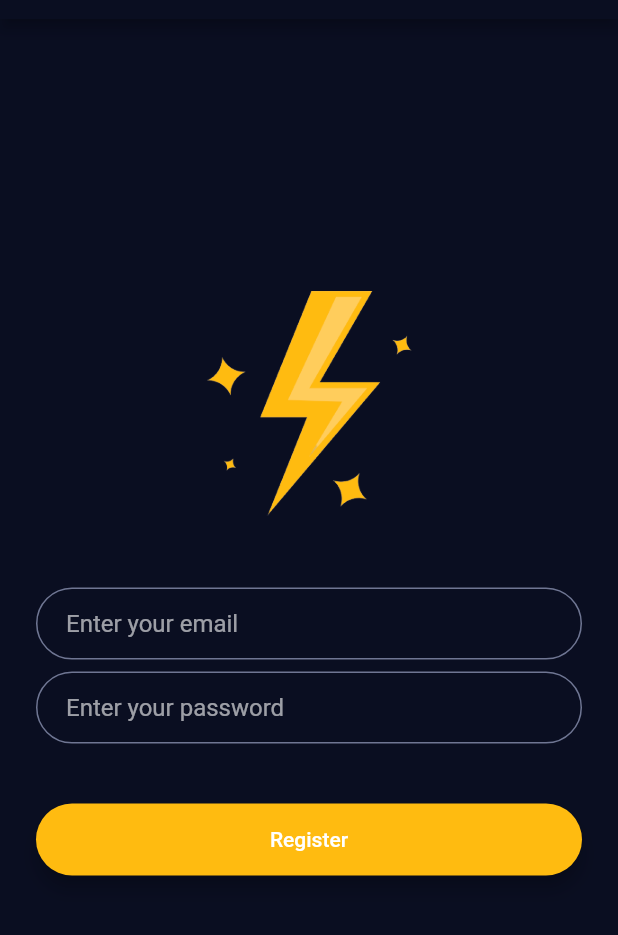
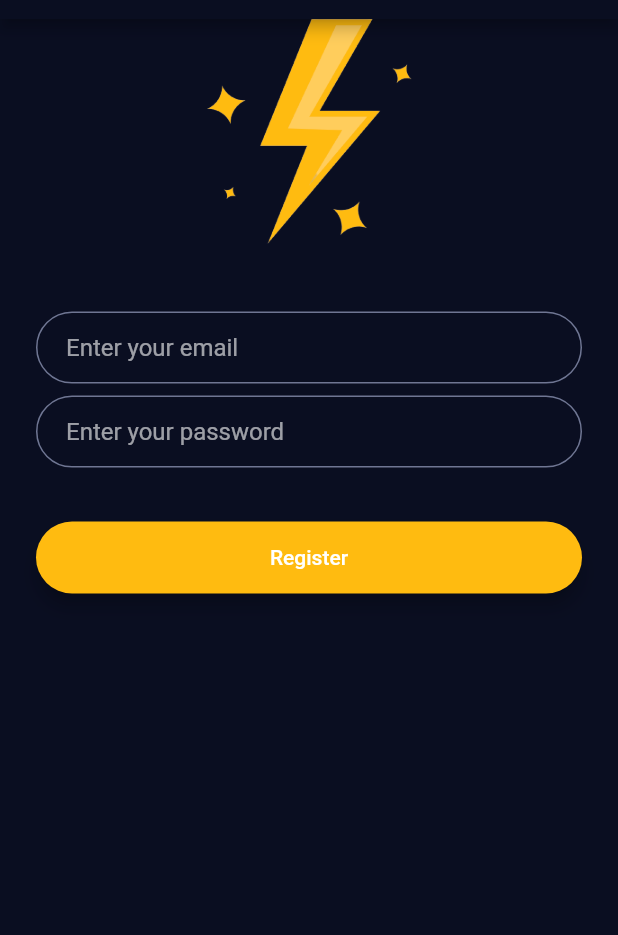
Before and after one commit to sambarannnn/flash_chat, a Flutter app: the screen it shows after launch, after a tap on "Register", on a phone screen of 412 x 824 dp, the part 65-1000 px from its top. Run offline on Flutter 3.47's test engine with Material 2 defaults, Android fonts, the phone set to English and light mode, and no system bars; our stand-ins replace animated_text_kit.

Commit message:
screens UI

```diff
--- /dev/null
+++ b/lib/components/rounded_button.dart
@@ -0,0 +1,33 @@
+import 'package:flutter/material.dart';
+
+class RoundedButton extends StatelessWidget {
+  final Color color;
+  final Widget child;
+  final Function onPressed;
+  const RoundedButton({
+    Key? key,
+    required this.color,
+    required this.child,
+    required this.onPressed,
+  });
+
+  @override
+  Widget build(BuildContext context) {
+    return Padding(
+      padding: EdgeInsets.symmetric(vertical: 16.0),
+      child: Material(
+        color: color,
+        borderRadius: BorderRadius.circular(30.0),
+        elevation: 5.0,
+        child: MaterialButton(
+          onPressed: () {
+            onPressed();
+          },
+          minWidth: 200.0,
+          height: 42.0,
+          child: child,
+        ),
+      ),
+    );
+  }
+}
--- a/lib/constants.dart
+++ b/lib/constants.dart
@@ -1,4 +1,20 @@
 import 'package:flutter/material.dart';
+
+const kTextFieldDecoration = InputDecoration(
+  hintText: 'Enter a value',
+  contentPadding: EdgeInsets.symmetric(vertical: 10.0, horizontal: 20.0),
+  border: OutlineInputBorder(
+    borderRadius: BorderRadius.all(Radius.circular(32.0)),
+  ),
+  enabledBorder: OutlineInputBorder(
+    borderSide: BorderSide(color: kLightBtn, width: 1.0),
+    borderRadius: BorderRadius.all(Radius.circular(32.0)),
+  ),
+  focusedBorder: OutlineInputBorder(
+    borderSide: BorderSide(color: kLogoBright, width: 2.0),
+    borderRadius: BorderRadius.all(Radius.circular(32.0)),
+  ),
+);
 
 const kSendButtonTextStyle = TextStyle(
   color: kLogoBright,
--- a/lib/screens/login_screen.dart
+++ b/lib/screens/login_screen.dart
@@ -1,3 +1,4 @@
+import 'package:flash_chat/components/rounded_button.dart';
 import 'package:flash_chat/constants.dart';
 import 'package:flutter/material.dart';
 
@@ -18,7 +19,7 @@ class _LoginScreenState extends State<LoginScreen> {
       body: Padding(
         padding: EdgeInsets.symmetric(horizontal: 24.0),
         child: Column(
-          mainAxisAlignment: MainAxisAlignment.center,
+          mainAxisAlignment: MainAxisAlignment.start,
           crossAxisAlignment: CrossAxisAlignment.stretch,
           children: <Widget>[
             Row(
@@ -33,40 +34,15 @@ class _LoginScreenState extends State<LoginScreen> {
                 ),
               ],
             ),
-            // Center(
-            //   child: Text(
-            //     'FlashChat',
-            //     style: TextStyle(
-            //       fontFamily: 'Blogger_Sans',
-            //       fontSize: 70.0,
-            //       fontWeight: FontWeight.w700,
-            //       color: kLogoBright,
-            //     ),
-            //   ),
-            // ),
             SizedBox(
-              height: 48.0,
+              height: 45.0,
             ),
             TextField(
               onChanged: (value) {
                 //Do something with the user input.
               },
-              decoration: InputDecoration(
-                hintText: 'Enter your email',
-                contentPadding:
-                    EdgeInsets.symmetric(vertical: 10.0, horizontal: 20.0),
-                border: OutlineInputBorder(
-                  borderRadius: BorderRadius.all(Radius.circular(32.0)),
-                ),
-                enabledBorder: OutlineInputBorder(
-                  borderSide: BorderSide(color: kLightBtn, width: 1.0),
-                  borderRadius: BorderRadius.all(Radius.circular(32.0)),
-                ),
-                focusedBorder: OutlineInputBorder(
-                  borderSide: BorderSide(color: kLogoBright, width: 2.0),
-                  borderRadius: BorderRadius.all(Radius.circular(32.0)),
-                ),
-              ),
+              decoration:
+                  kTextFieldDecoration.copyWith(hintText: 'Enter your email'),
             ),
             SizedBox(
               height: 8.0,
@@ -75,44 +51,18 @@ class _LoginScreenState extends State<LoginScreen> {
               onChanged: (value) {
                 //Do something with the user input.
               },
-              decoration: InputDecoration(
-                hintText: 'Enter your password.',
-                contentPadding:
-                    EdgeInsets.symmetric(vertical: 10.0, horizontal: 20.0),
-                border: OutlineInputBorder(
-                  borderRadius: BorderRadius.all(Radius.circular(32.0)),
-                ),
-                enabledBorder: OutlineInputBorder(
-                  borderSide: BorderSide(color: kLightBtn, width: 1.0),
-                  borderRadius: BorderRadius.all(Radius.circular(32.0)),
-                ),
-                focusedBorder: OutlineInputBorder(
-                  borderSide: BorderSide(color: kLogoBright, width: 2.0),
-                  borderRadius: BorderRadius.all(Radius.circular(32.0)),
-                ),
-              ),
+              decoration: kTextFieldDecoration.copyWith(
+                  hintText: 'Enter your password'),
             ),
             SizedBox(
-              height: 24.0,
+              height: 20.0,
             ),
-            Padding(
-              padding: EdgeInsets.symmetric(vertical: 16.0),
-              child: Material(
+            RoundedButton(
                 color: kLogoBright,
-                borderRadius: BorderRadius.all(Radius.circular(30.0)),
-                elevation: 5.0,
-                child: MaterialButton(
-                  onPressed: () {
-                    //Implement login functionality.
-                  },
-                  minWidth: 200.0,
-                  height: 42.0,
-                  child: Text(
-                    'Log In',
-                  ),
+                child: Text(
+                  'Log In',
                 ),
-              ),
-            ),
+                onPressed: () {})
           ],
         ),
       ),
--- a/lib/screens/registration_screen.dart
+++ b/lib/screens/registration_screen.dart
@@ -1,5 +1,6 @@
 import 'package:flash_chat/constants.dart';
 import 'package:flutter/material.dart';
+import 'package:flash_chat/components/rounded_button.dart';
 
 class RegistrationScreen extends StatefulWidget {
   static const String id = 'registration_screen';
@@ -18,7 +19,7 @@ class _RegistrationScreenState extends State<RegistrationScreen> {
       body: Padding(
         padding: EdgeInsets.symmetric(horizontal: 24.0),
         child: Column(
-          mainAxisAlignment: MainAxisAlignment.center,
+          mainAxisAlignment: MainAxisAlignment.start,
           crossAxisAlignment: CrossAxisAlignment.stretch,
           children: <Widget>[
             Row(
@@ -45,28 +46,14 @@ class _RegistrationScreenState extends State<RegistrationScreen> {
             //   ),
             // ),
             SizedBox(
-              height: 48.0,
+              height: 45.0,
             ),
             TextField(
               onChanged: (value) {
                 //Do something with the user input.
               },
-              decoration: InputDecoration(
-                hintText: 'Enter your email',
-                contentPadding:
-                    EdgeInsets.symmetric(vertical: 10.0, horizontal: 20.0),
-                border: OutlineInputBorder(
-                  borderRadius: BorderRadius.all(Radius.circular(32.0)),
-                ),
-                enabledBorder: OutlineInputBorder(
-                  borderSide: BorderSide(color: kLightBtn, width: 1.0),
-                  borderRadius: BorderRadius.all(Radius.circular(32.0)),
-                ),
-                focusedBorder: OutlineInputBorder(
-                  borderSide: BorderSide(color: kLogoBright, width: 2.0),
-                  borderRadius: BorderRadius.all(Radius.circular(32.0)),
-                ),
-              ),
+              decoration:
+                  kTextFieldDecoration.copyWith(hintText: 'Enter your email'),
             ),
             SizedBox(
               height: 8.0,
@@ -75,45 +62,18 @@ class _RegistrationScreenState extends State<RegistrationScreen> {
               onChanged: (value) {
                 //Do something with the user input.
               },
-              decoration: InputDecoration(
-                hintText: 'Enter your password',
-                contentPadding:
-                    EdgeInsets.symmetric(vertical: 10.0, horizontal: 20.0),
-                border: OutlineInputBorder(
-                  borderRadius: BorderRadius.all(Radius.circular(32.0)),
-                ),
-                enabledBorder: OutlineInputBorder(
-                  borderSide: BorderSide(color: kLightBtn, width: 1.0),
-                  borderRadius: BorderRadius.all(Radius.circular(32.0)),
-                ),
-                focusedBorder: OutlineInputBorder(
-                  borderSide: BorderSide(color: kLogoBright, width: 2.0),
-                  borderRadius: BorderRadius.all(Radius.circular(32.0)),
-                ),
-              ),
+              decoration: kTextFieldDecoration.copyWith(
+                  hintText: 'Enter your password'),
             ),
             SizedBox(
-              height: 24.0,
+              height: 20.0,
             ),
-            Padding(
-              padding: EdgeInsets.symmetric(vertical: 16.0),
-              child: Material(
+            RoundedButton(
                 color: kLogoBright,
-                borderRadius: BorderRadius.all(Radius.circular(30.0)),
-                elevation: 5.0,
-                child: MaterialButton(
-                  onPressed: () {
-                    //Implement registration functionality.
-                  },
-                  minWidth: 200.0,
-                  height: 42.0,
-                  child: Text(
-                    'Register',
-                    style: TextStyle(color: Colors.white),
-                  ),
+                child: Text(
+                  'Register',
                 ),
-              ),
-            ),
+                onPressed: () {})
           ],
         ),
       ),
--- a/lib/screens/welcome_screen.dart
+++ b/lib/screens/welcome_screen.dart
@@ -2,6 +2,8 @@ import 'package:flash_chat/constants.dart';
 import 'package:flash_chat/screens/login_screen.dart';
 import 'package:flash_chat/screens/registration_screen.dart';
 import 'package:flutter/material.dart';
+import 'package:animated_text_kit/animated_text_kit.dart';
+import 'package:flash_chat/components/rounded_button.dart';
 
 class WelcomeScreen extends StatefulWidget {
   static const String id = 'welcome_screen';
@@ -57,13 +59,28 @@ class _WelcomeScreenState extends State<WelcomeScreen>
                     height: 100,
                   ),
                 ),
-                Text(
-                  'FlashChat',
-                  style: TextStyle(
+                DefaultTextStyle(
+                  style: const TextStyle(
                     fontFamily: 'Blogger_Sans',
                     fontSize: 58.0,
                     fontWeight: FontWeight.w700,
                     color: kLogoBright,
+                    shadows: [
+                      Shadow(
+                        blurRadius: 7.0,
+                        color: kLogoBright,
+                        offset: Offset(0, 0),
+                      ),
+                    ],
+                  ),
+                  child: AnimatedTextKit(
+                    repeatForever: true,
+                    animatedTexts: [
+                      FlickerAnimatedText('FlashChat'),
+                    ],
+                    onTap: () {
+                      print("Tap Event");
+                    },
                   ),
                 ),
               ],
@@ -71,18 +88,11 @@ class _WelcomeScreenState extends State<WelcomeScreen>
             SizedBox(
               height: 60.0,
             ),
-            Padding(
-              padding: EdgeInsets.symmetric(vertical: 16.0),
-              child: Material(
-                elevation: 5.0,
-                color: kLightBtn,
-                borderRadius: BorderRadius.circular(30.0),
-                child: MaterialButton(
+            RoundedButton(
               onPressed: () {
                 Navigator.pushNamed(context, LoginScreen.id);
               },
-                  minWidth: 200.0,
-                  height: 42.0,
+              color: kLightBtn,
               child: Row(
                 // mainAxisAlignment: MainAxisAlignment.start,
                 children: [
@@ -108,20 +118,11 @@ class _WelcomeScreenState extends State<WelcomeScreen>
                 ],
               ),
             ),
-              ),
-            ),
-            Padding(
-              padding: EdgeInsets.symmetric(vertical: 16.0),
-              child: Material(
-                color: kLogoBright,
-                borderRadius: BorderRadius.circular(30.0),
-                elevation: 5.0,
-                child: MaterialButton(
+            RoundedButton(
               onPressed: () {
                 Navigator.pushNamed(context, RegistrationScreen.id);
               },
-                  minWidth: 200.0,
-                  height: 42.0,
+              color: kLogoBright,
               child: Row(
                 // mainAxisAlignment: MainAxisAlignment.start,
                 children: [
@@ -147,8 +148,6 @@ class _WelcomeScreenState extends State<WelcomeScreen>
                 ],
               ),
             ),
-              ),
-            ),
           ],
         ),
       ),
--- a/pubspec.yaml
+++ b/pubspec.yaml
@@ -34,6 +34,7 @@ dependencies:
   # The following adds the Cupertino Icons font to your application.
   # Use with the CupertinoIcons class for iOS style icons.
   cupertino_icons: ^1.0.2
+  animated_text_kit: ^4.2.2
 
 dev_dependencies:
   flutter_test:
```
Also changed, not shown: pubspec.lock. Lines whose indentation alone changed are shown as unchanged.
